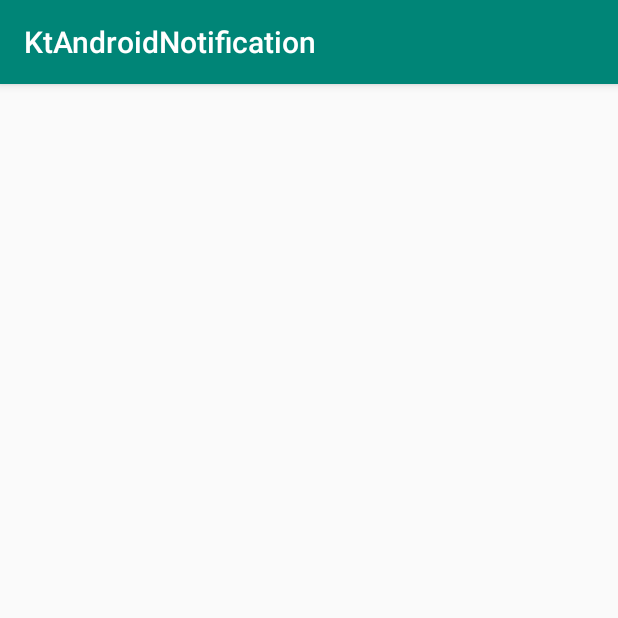
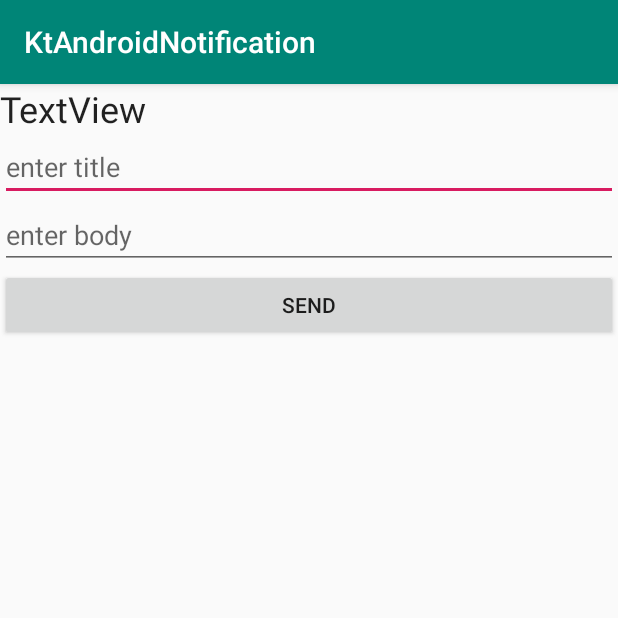
Before and after one commit to MkItSimple/KtAndroidNotification, an Android app: the SendNotificationActivity screen opened directly, with no data from a screen before it, on a phone screen of 412 x 824 dp, the top half of it. Run offline under Robolectric (Android 15) with nearby library versions, the phone set to English and light mode, and no system bars; our stand-ins replace Firebase (no records; nobody signed in at launch, a user with empty details on screens opened directly); libraries missing offline, so code that uses them is left out: com.xwray.groupie; 1 statement that could not run was skipped.

Commit message:
06-PushNotification-Completed

```diff
--- a/app/src/main/java/com/example/ktandroidnotification/Api.kt
+++ b/app/src/main/java/com/example/ktandroidnotification/Api.kt
@@ -7,11 +7,11 @@ import retrofit2.http.FormUrlEncoded
 import retrofit2.http.POST
 
 interface Api {
-
     @FormUrlEncoded
     @POST("send")
     fun sendNotification(
-        @Field("email") email: String,
-        @Field("password") password: String
-    ) : Call<ResponseBody>
+        @Field("token") token: String?,
+        @Field("title") title: String?,
+        @Field("body") body: String?
+    ): Call<ResponseBody?>?
 }
--- a/app/src/main/java/com/example/ktandroidnotification/User.kt
+++ b/app/src/main/java/com/example/ktandroidnotification/User.kt
@@ -1,10 +1,13 @@
 package com.example.ktandroidnotification
 
+import android.os.Parcelable
+import kotlinx.android.parcel.Parcelize
 import java.io.Serializable
 
+@Parcelize
 class User(
     val email: String,
     val token: String
-): Serializable {
+): Parcelable {
     constructor() : this("", "")
 }
--- a/app/src/main/res/layout/activity_send_notification.xml
+++ b/app/src/main/res/layout/activity_send_notification.xml
@@ -1,9 +1,36 @@
 <?xml version="1.0" encoding="utf-8"?>
-<androidx.constraintlayout.widget.ConstraintLayout xmlns:android="http://schemas.android.com/apk/res/android"
-    xmlns:app="http://schemas.android.com/apk/res-auto"
+<LinearLayout xmlns:android="http://schemas.android.com/apk/res/android"
     xmlns:tools="http://schemas.android.com/tools"
     android:layout_width="match_parent"
     android:layout_height="match_parent"
+    android:orientation="vertical"
     tools:context=".SendNotificationActivity">
 
-</androidx.constraintlayout.widget.ConstraintLayout>
+    <TextView
+        android:id="@+id/textViewUser"
+        android:layout_width="match_parent"
+        android:layout_height="wrap_content"
+        android:text="TextView"
+        android:textAppearance="@style/TextAppearance.AppCompat.Headline" />
+
+    <EditText
+        android:id="@+id/editTextTitle"
+        android:layout_width="match_parent"
+        android:layout_height="wrap_content"
+        android:hint="enter title "
+        android:inputType="textPersonName" />
+
+    <EditText
+        android:id="@+id/editTextBody"
+        android:layout_width="match_parent"
+        android:layout_height="wrap_content"
+        android:hint="enter body"
+        android:inputType="textPersonName" />
+
+    <Button
+        android:id="@+id/buttonSend"
+        android:layout_width="match_parent"
+        android:layout_height="wrap_content"
+        android:text="Send" />
+
+</LinearLayout>
```
Also changed, not shown: app/src/main/java/com/example/ktandroidnotification/ProfileActivity.kt (+4 -4 lines), app/src/main/java/com/example/ktandroidnotification/SendNotificationActivity.kt (+96 -1 lines).
